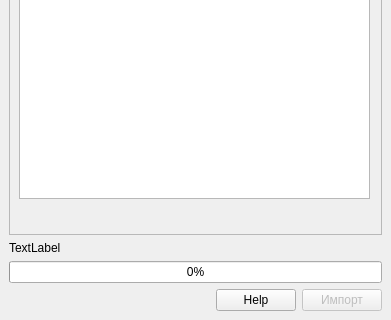
Qt form cadaster_import_dockwidget_base.ui (yixellet/cadaster_import) before a commit; both pictures show x 0 to 391 and y 511 to 831 of the 391 by 831 pixel window.
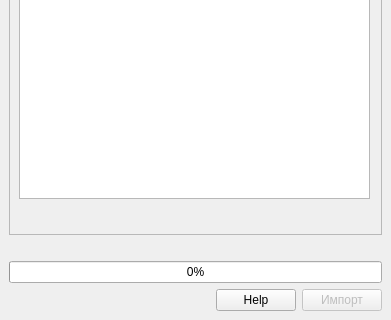
The same form after that commit. Custom widgets are drawn as their Qt base class.

Commit message: Подправил пользовательский интерфейс

```diff
--- a/cadaster_import_dockwidget_base.ui
+++ b/cadaster_import_dockwidget_base.ui
@@ -114,7 +114,7 @@
        </sizepolicy>
       </property>
       <property name="text">
-       <string>TextLabel</string>
+       <string/>
       </property>
      </widget>
     </item>
```
The commit also changes 2 other files.
